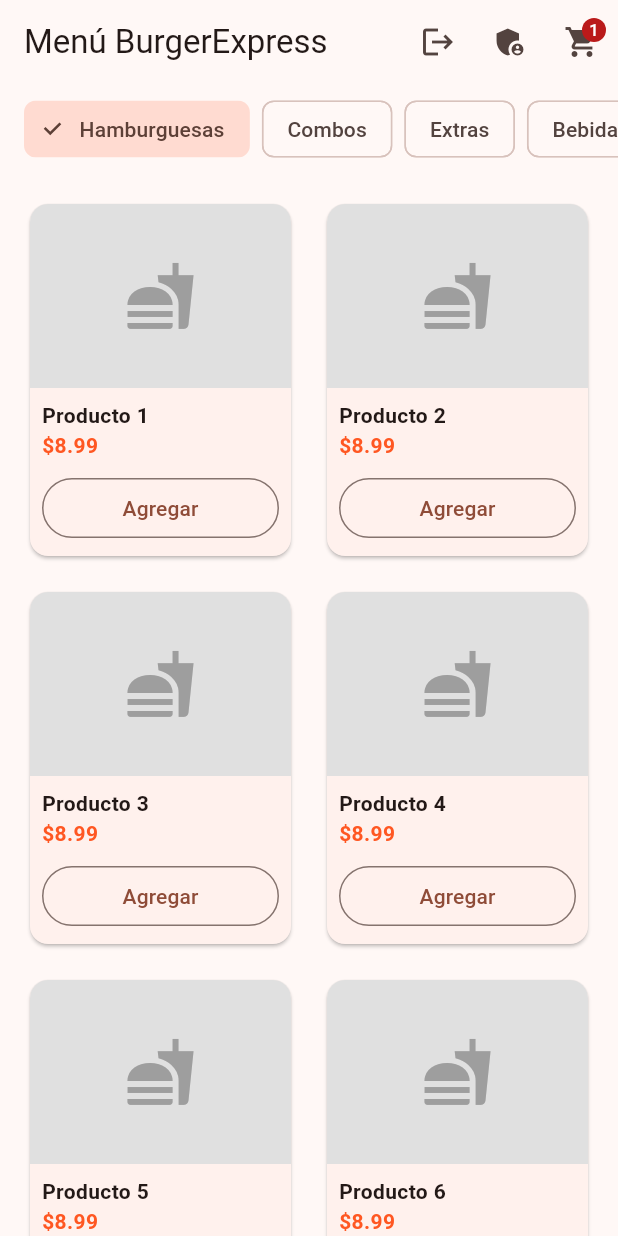
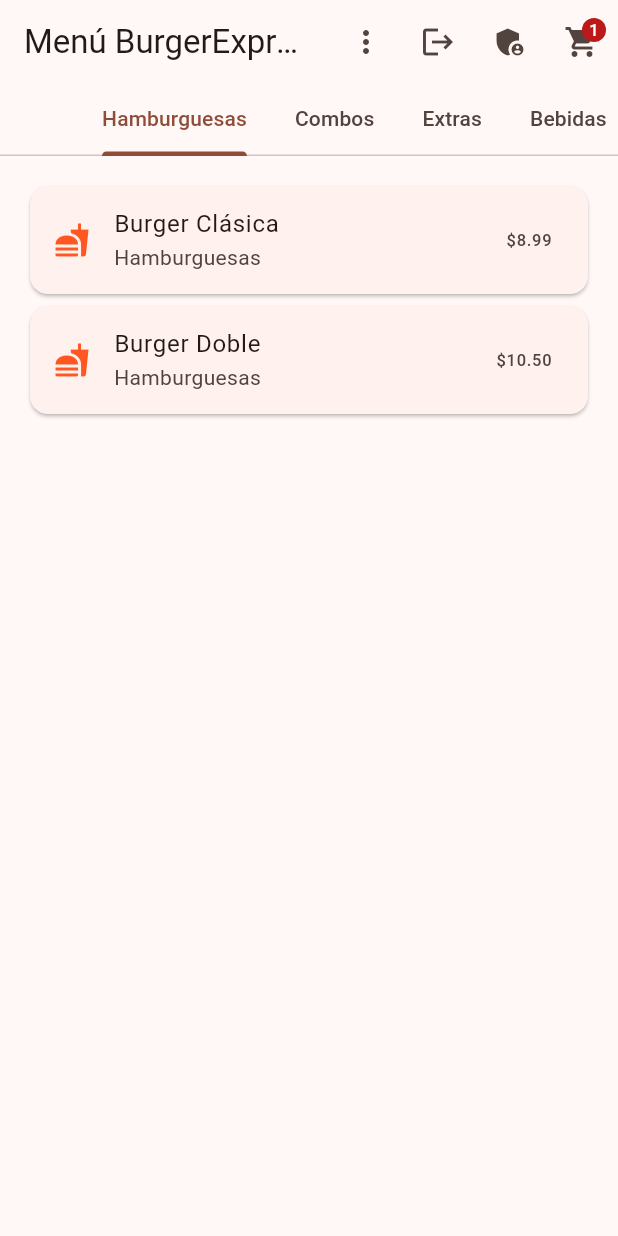
Before and after one commit to kdmorag/BurgerExpress, a Flutter app: the CatalogScreen screen opened directly, on a phone screen of 412 x 824 dp. Run offline on Flutter 3.47's test engine with Material 3 defaults, Android fonts, the phone set to English and light mode, and no system bars; our stand-ins replace firebase_core; accounts and stored records are empty.

Commit message:
feat: add client registration form

```diff
--- a/lib/screens/catalog_screen.dart
+++ b/lib/screens/catalog_screen.dart
@@ -2,23 +2,32 @@ import 'package:flutter/material.dart';
 
 import 'auth_screen.dart';
 import 'admin_screen.dart';
+import 'client_registration_screen.dart';
 
-class CatalogScreen extends StatefulWidget {
+class _ProductoMenu {
+  const _ProductoMenu(this.nombre, this.categoria, this.precio);
+
+  final String nombre;
+  final String categoria;
+  final double precio;
+}
+
+class CatalogScreen extends StatelessWidget {
   const CatalogScreen({super.key});
 
-  @override
-  State<CatalogScreen> createState() => _CatalogScreenState();
-}
+  static const _categorias = ['Hamburguesas', 'Combos', 'Extras', 'Bebidas'];
 
-class _CatalogScreenState extends State<CatalogScreen> {
-  // Estado local temporal para el prototipo visual
-  int _categoriaSeleccionada = 0;
-  final List<String> _categorias = [
-    'Hamburguesas',
-    'Combos',
-    'Extras',
-    'Bebidas',
-  ]; // Categorización requerida
+  // Datos locales para practicar ListView y la navegación por categorías.
+  static const _productos = [
+    _ProductoMenu('Burger Clásica', 'Hamburguesas', 8.99),
+    _ProductoMenu('Burger Doble', 'Hamburguesas', 10.50),
+    _ProductoMenu('Combo Personal', 'Combos', 12.00),
+    _ProductoMenu('Combo Familiar', 'Combos', 15.50),
+    _ProductoMenu('Papas fritas', 'Extras', 2.50),
+    _ProductoMenu('Aros de cebolla', 'Extras', 3.00),
+    _ProductoMenu('Gaseosa', 'Bebidas', 1.50),
+    _ProductoMenu('Agua', 'Bebidas', 1.00),
+  ];
 
   void _mostrarFormularioPedido(BuildContext context) {
     showModalBottomSheet(
@@ -107,10 +116,36 @@ class _CatalogScreenState extends State<CatalogScreen> {
 
   @override
   Widget build(BuildContext context) {
-    return Scaffold(
+    // El controlador mantiene sincronizados TabBar y TabBarView.
+    return DefaultTabController(
+      length: _categorias.length,
+      child: Scaffold(
         appBar: AppBar(
           title: const Text('Menú BurgerExpress'),
+          bottom: TabBar(
+            isScrollable: true,
+            tabs: [for (final categoria in _categorias) Tab(text: categoria)],
+          ),
           actions: [
+            PopupMenuButton<String>(
+              tooltip: 'Más opciones',
+              onSelected: (opcion) {
+                if (opcion == 'registrar_cliente') {
+                  Navigator.push(
+                    context,
+                    MaterialPageRoute(
+                      builder: (_) => const ClientRegistrationScreen(),
+                    ),
+                  );
+                }
+              },
+              itemBuilder: (context) => const [
+                PopupMenuItem(
+                  value: 'registrar_cliente',
+                  child: Text('Registrar cliente'),
+                ),
+              ],
+            ),
             IconButton(
               tooltip: 'Cerrar sesión',
               icon: const Icon(Icons.logout),
@@ -140,101 +175,35 @@ class _CatalogScreenState extends State<CatalogScreen> {
             ),
           ],
         ),
-      body: Column(
+        body: TabBarView(
           children: [
-          // Selector de Categorías[cite: 1]
-          SizedBox(
-            height: 60,
-            child: ListView.builder(
-              scrollDirection: Axis.horizontal,
-              padding: const EdgeInsets.symmetric(horizontal: 16, vertical: 8),
-              itemCount: _categorias.length,
+            for (final categoria in _categorias)
+              _crearListaProductos(categoria),
+          ],
+        ),
+      ),
+    );
+  }
+
+  Widget _crearListaProductos(String categoria) {
+    final productosCategoria = _productos
+        .where((producto) => producto.categoria == categoria)
+        .toList();
+
+    return ListView.builder(
+      padding: const EdgeInsets.all(16),
+      itemCount: productosCategoria.length,
       itemBuilder: (context, index) {
-                return Padding(
-                  padding: const EdgeInsets.only(right: 8.0),
-                  child: ChoiceChip(
-                    label: Text(_categorias[index]),
-                    selected: _categoriaSeleccionada == index,
-                    onSelected: (bool selected) {
-                      setState(() {
-                        _categoriaSeleccionada = index;
-                      });
-                    },
+        final producto = productosCategoria[index];
+        return Card(
+          child: ListTile(
+            leading: const Icon(Icons.fastfood, color: Colors.deepOrange),
+            title: Text(producto.nombre),
+            subtitle: Text(producto.categoria),
+            trailing: Text('\$${producto.precio.toStringAsFixed(2)}'),
           ),
         );
       },
-            ),
-          ),
-          // Grilla de Productos[cite: 1]
-          Expanded(
-            child: GridView.builder(
-              padding: const EdgeInsets.all(16),
-              gridDelegate: const SliverGridDelegateWithFixedCrossAxisCount(
-                crossAxisCount: 2,
-                childAspectRatio: 0.75,
-                crossAxisSpacing: 16,
-                mainAxisSpacing: 16,
-              ),
-              itemCount: 6, // Elementos ficticios para el mockup
-              itemBuilder: (context, index) {
-                return Card(
-                  clipBehavior: Clip.antiAlias,
-                  child: Column(
-                    crossAxisAlignment: CrossAxisAlignment.start,
-                    children: [
-                      // Placeholder para la imagen del producto
-                      Expanded(
-                        child: Container(
-                          color: Colors.grey.shade300,
-                          width: double.infinity,
-                          child: const Icon(
-                            Icons.fastfood,
-                            size: 48,
-                            color: Colors.grey,
-                          ),
-                        ),
-                      ),
-                      Padding(
-                        padding: const EdgeInsets.all(8.0),
-                        child: Column(
-                          crossAxisAlignment: CrossAxisAlignment.start,
-                          children: [
-                            Text(
-                              'Producto ${index + 1}',
-                              style: const TextStyle(
-                                fontWeight: FontWeight.bold,
-                              ),
-                              maxLines: 1,
-                              overflow: TextOverflow.ellipsis,
-                            ),
-                            const Text(
-                              '\$8.99',
-                              style: TextStyle(
-                                color: Colors.deepOrange,
-                                fontWeight: FontWeight.bold,
-                              ),
-                            ),
-                            const SizedBox(height: 8),
-                            SizedBox(
-                              width: double.infinity,
-                              child: OutlinedButton(
-                                onPressed: () {
-                                  // TODO: Lógica para agregar al carrito
-                                },
-                                child: const Text('Agregar'),
-                              ),
-                            ),
-                          ],
-                        ),
-                      ),
-                    ],
-                  ),
-                );
-              },
-            ),
-          ),
-        ],
-      ),
     );
   }
 }
```
Also changed, not shown: lib/screens/auth_screen.dart (+61 -12 lines), lib/screens/client_registration_screen.dart (added, +123 -0 lines), 1 other file. Lines whose indentation alone changed are shown as unchanged.
